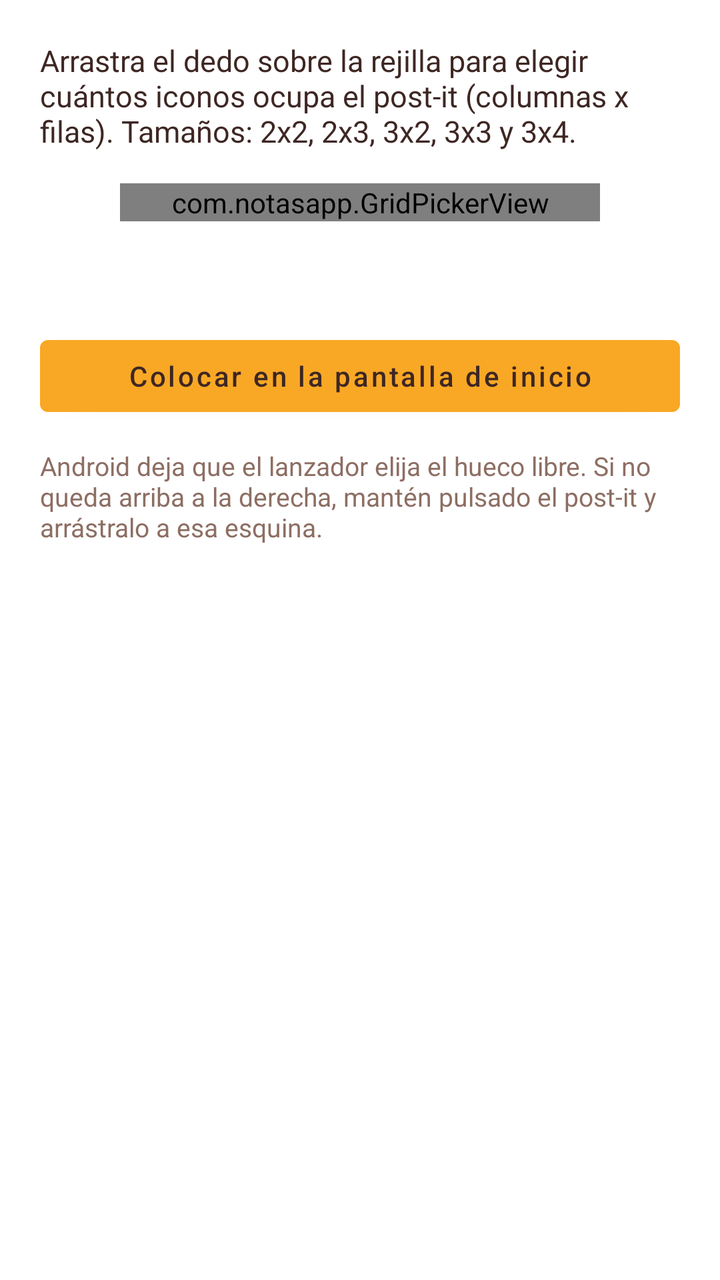
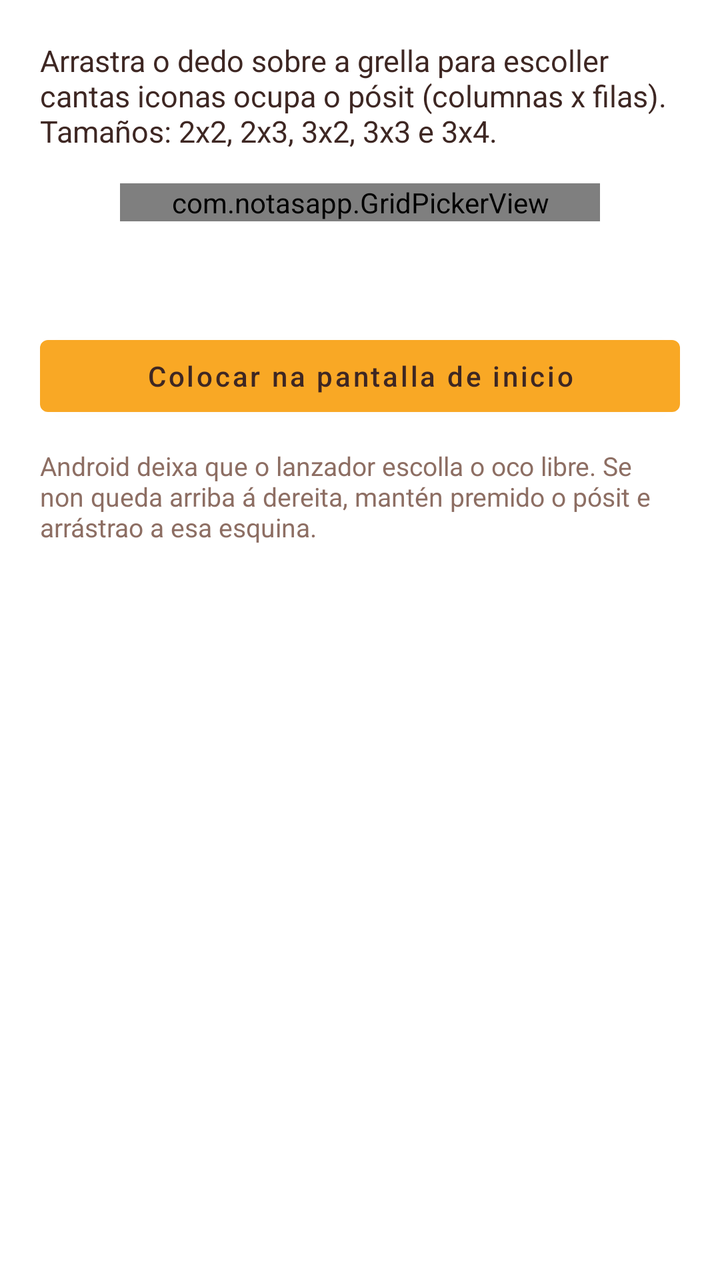

The first picture is an Android layout as it rendered before a commit; the second is the same layout after the commit. The layout source and the unified diff follow.
<!-- AndroidManifest.xml: application theme Theme.NotasApp -->
<!-- res/layout/activity_size_picker.xml -->
<?xml version="1.0" encoding="utf-8"?>
<LinearLayout xmlns:android="http://schemas.android.com/apk/res/android"
    android:layout_width="match_parent"
    android:layout_height="match_parent"
    android:orientation="vertical"
    android:padding="20dp">

    <TextView
        android:layout_width="match_parent"
        android:layout_height="wrap_content"
        android:text="Arrastra el dedo sobre la rejilla para elegir cuántos iconos ocupa el post-it (columnas x filas). Tamaños: 2x2, 2x3, 3x2, 3x3 y 3x4."
        android:textColor="@color/ink"
        android:textSize="15sp" />

    <com.notasapp.GridPickerView
        android:id="@+id/grid"
        android:layout_width="match_parent"
        android:layout_height="wrap_content"
        android:layout_marginStart="40dp"
        android:layout_marginTop="16dp"
        android:layout_marginEnd="40dp" />

    <TextView
        android:id="@+id/size_label"
        android:layout_width="match_parent"
        android:layout_height="wrap_content"
        android:layout_marginTop="12dp"
        android:gravity="center"
        android:textColor="@color/ink"
        android:textSize="22sp"
        android:textStyle="bold" />

    <Button
        android:id="@+id/btn_place"
        android:layout_width="match_parent"
        android:layout_height="wrap_content"
        android:layout_marginTop="12dp"
        android:text="Colocar en la pantalla de inicio"
        android:textAllCaps="false"
        android:textColor="@color/ink" />

    <TextView
        android:layout_width="match_parent"
        android:layout_height="wrap_content"
        android:layout_marginTop="12dp"
        android:text="Android deja que el lanzador elija el hueco libre. Si no queda arriba a la derecha, mantén pulsado el post-it y arrástralo a esa esquina."
        android:textColor="#8D6E63"
        android:textSize="13sp" />
</LinearLayout>
<!-- resources referenced by this layout -->
<resources>
  <color name="ink">#3E2723</color>
  <style name="Theme.NotasApp" parent="Theme.MaterialComponents.Light.DarkActionBar">
          <item name="colorPrimary">@color/primary</item>
          <item name="colorPrimaryVariant">@color/primary_dark</item>
          <item name="colorOnPrimary">@color/ink</item>
          <item name="colorSecondary">@color/accent</item>
          <item name="colorOnSecondary">@color/ink</item>
      </style>
  <color name="primary">#F9A825</color>
  <color name="primary_dark">#F57F17</color>
  <color name="accent">#FBC02D</color>
</resources>

<!-- the commit's change to res/layout/activity_size_picker.xml (unified diff, before → after) -->
@@ -8,7 +8,7 @@
     <TextView
         android:layout_width="match_parent"
         android:layout_height="wrap_content"
-        android:text="Arrastra el dedo sobre la rejilla para elegir cuántos iconos ocupa el post-it (columnas x filas). Tamaños: 2x2, 2x3, 3x2, 3x3 y 3x4."
+        android:text="Arrastra o dedo sobre a grella para escoller cantas iconas ocupa o pósit (columnas x filas). Tamaños: 2x2, 2x3, 3x2, 3x3 e 3x4."
         android:textColor="@color/ink"
         android:textSize="15sp" />
 
@@ -35,7 +35,7 @@
         android:layout_width="match_parent"
         android:layout_height="wrap_content"
         android:layout_marginTop="12dp"
-        android:text="Colocar en la pantalla de inicio"
+        android:text="Colocar na pantalla de inicio"
         android:textAllCaps="false"
         android:textColor="@color/ink" />
 
@@ -43,7 +43,7 @@
         android:layout_width="match_parent"
         android:layout_height="wrap_content"
         android:layout_marginTop="12dp"
-        android:text="Android deja que el lanzador elija el hueco libre. Si no queda arriba a la derecha, mantén pulsado el post-it y arrástralo a esa esquina."
+        android:text="Android deixa que o lanzador escolla o oco libre. Se non queda arriba á dereita, mantén premido o pósit e arrástrao a esa esquina."
         android:textColor="#8D6E63"
         android:textSize="13sp" />
 </LinearLayout>
